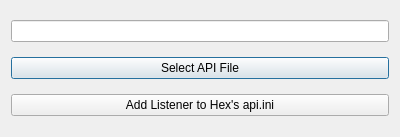
First picture: the form in GUI/setupAPI.ui, repository JeffHoogland/HexAPIStreamingTools, before the edit.
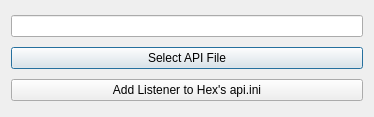
Second picture: the form after the edit.

Commit message: Added a local copy of StackIt for fast testing

Patch:
```diff
--- a/GUI/setupAPI.ui
+++ b/GUI/setupAPI.ui
@@ -6,8 +6,8 @@
    <rect>
     <x>0</x>
     <y>0</y>
-    <width>400</width>
-    <height>137</height>
+    <width>374</width>
+    <height>117</height>
    </rect>
   </property>
   <property name="windowTitle">
```
The commit also changes 2 other files.
